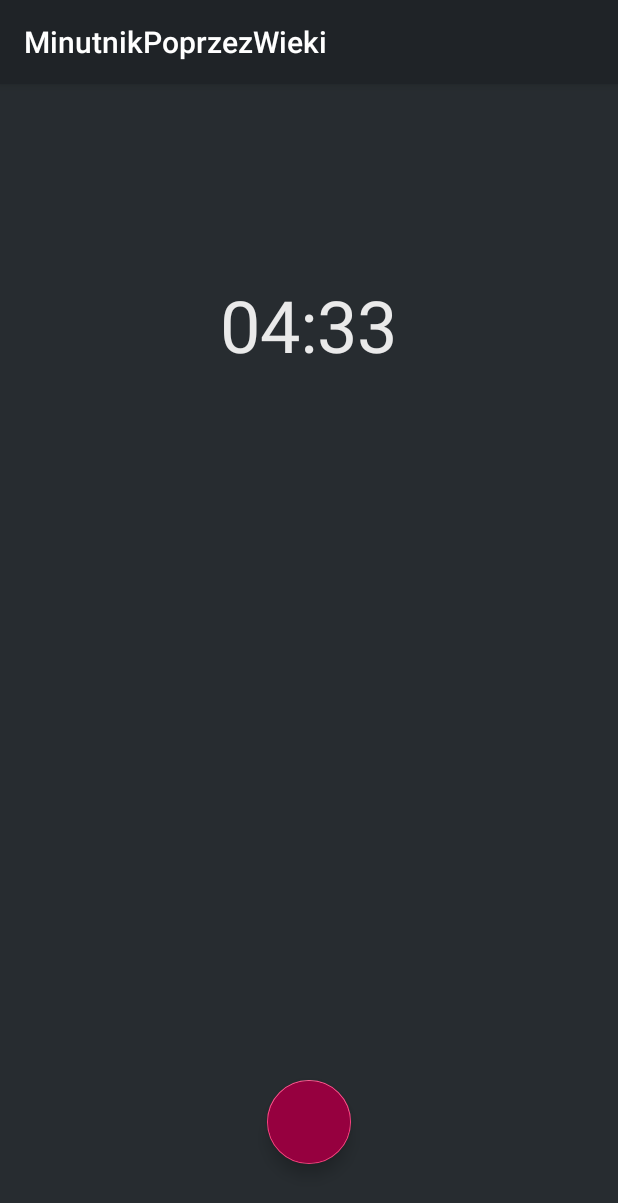
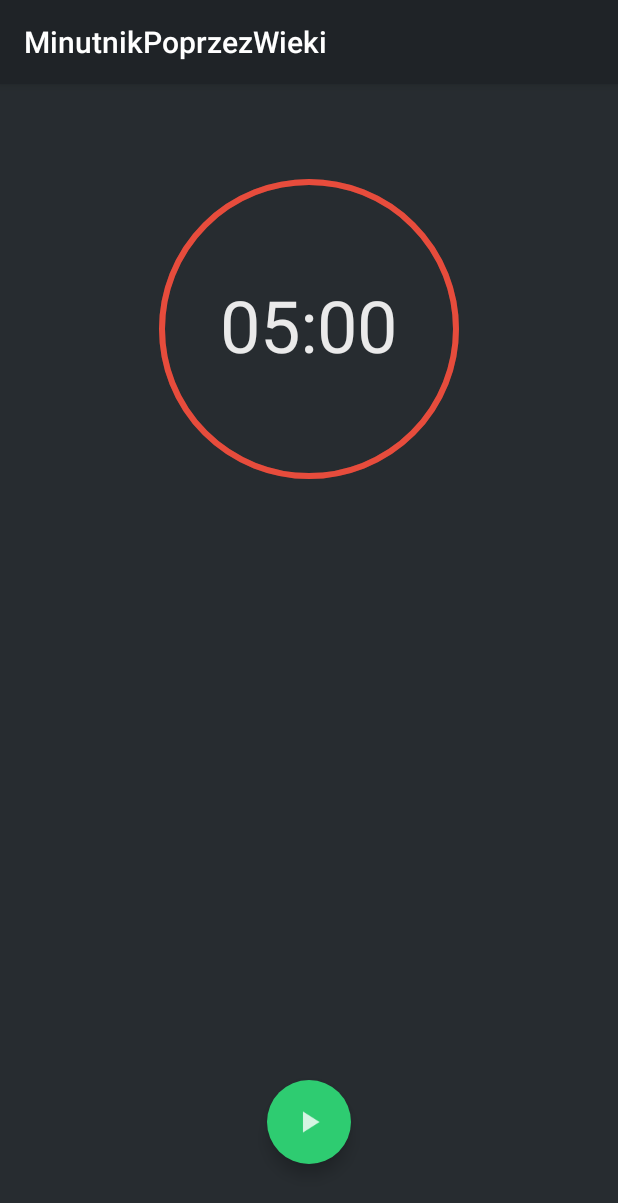
Before and after one commit to grudus/MinutnikPoprzezWieki, an Android app: the screen it shows after launch (TimerActivity), on a phone screen of 412 x 824 dp. Shown: the top 1203 px of the screen. Run offline under Robolectric (Android 15) with nearby library versions, the phone set to English and light mode, and no system bars.

Commit message:
Create circular view

```diff
--- /dev/null
+++ b/app/src/main/java/com/grudus/minutnikpoprzezwieki/CircularProgressBar.kt
@@ -0,0 +1,87 @@
+package com.grudus.minutnikpoprzezwieki
+
+import android.content.Context
+import android.graphics.Canvas
+import android.graphics.Color
+import android.graphics.Paint
+import android.graphics.RectF
+import android.util.AttributeSet
+import android.view.View
+
+// Copied from https://github.com/MRezaNasirloo/CircularProgressBar
+
+class CircularProgressBar(context: Context, attributeSet: AttributeSet): View(context, attributeSet) {
+    private var strokeWidth = 4F
+    private var progress = 0F
+    set(value) {
+        field = value
+        invalidate()
+    }
+    private var min = 0
+    private var max = 100
+    /**
+     * Start the progress at 12 o'clock
+     */
+    private var startAngle = -90F
+    private var color = Color.DKGRAY
+    private val rectF: RectF = RectF()
+    private val backgroundPaint: Paint
+    private val foregroundPaint: Paint
+
+
+    init {
+        val attr = context.theme.obtainStyledAttributes(
+                attributeSet,
+                R.styleable.CircleProgressBar,
+                0, 0)
+
+        try {
+            strokeWidth = attr.getDimension(R.styleable.CircleProgressBar_progressBarThickness, strokeWidth)
+            progress = attr.getFloat(R.styleable.CircleProgressBar_progress, progress)
+            color = attr.getInt(R.styleable.CircleProgressBar_progressbarColor, color)
+            min = attr.getInt(R.styleable.CircleProgressBar_min, min)
+            max = attr.getInt(R.styleable.CircleProgressBar_max, max)
+        } finally {
+            attr.recycle()
+        }
+
+        backgroundPaint = Paint(Paint.ANTI_ALIAS_FLAG)
+        backgroundPaint.color = adjustAlpha(color, 0.3f)
+        backgroundPaint.style = Paint.Style.STROKE
+        backgroundPaint.strokeWidth = strokeWidth
+
+        foregroundPaint = Paint(Paint.ANTI_ALIAS_FLAG)
+        foregroundPaint.color = color
+        foregroundPaint.style = Paint.Style.STROKE
+        foregroundPaint.strokeWidth = strokeWidth
+    }
+
+
+
+    override fun onDraw(canvas: Canvas) {
+        super.onDraw(canvas)
+
+        canvas.drawOval(rectF, backgroundPaint)
+        val angle = 360 * progress / max
+        canvas.drawArc(rectF, startAngle, angle, false, foregroundPaint)
+
+    }
+
+
+    private fun adjustAlpha(color: Int, factor: Float): Int {
+        val alpha = Math.round(Color.alpha(color) * factor)
+        val red = Color.red(color)
+        val green = Color.green(color)
+        val blue = Color.blue(color)
+        return Color.argb(alpha, red, green, blue)
+    }
+
+    override fun onMeasure(widthMeasureSpec: Int, heightMeasureSpec: Int) {
+
+        val height = View.getDefaultSize(suggestedMinimumHeight, heightMeasureSpec)
+        val width = View.getDefaultSize(suggestedMinimumWidth, widthMeasureSpec)
+        val min = Math.min(width, height)
+        setMeasuredDimension(min, min)
+        rectF.set(0 + strokeWidth / 2, 0 + strokeWidth / 2, min - strokeWidth / 2, min - strokeWidth / 2)
+    }
+}
--- a/app/src/main/res/layout/activity_timer.xml
+++ b/app/src/main/res/layout/activity_timer.xml
@@ -8,6 +8,17 @@
     android:orientation="vertical"
     tools:context="com.grudus.minutnikpoprzezwieki.TimerActivity">
 
+    <com.grudus.minutnikpoprzezwieki.CircularProgressBar
+        android:id="@+id/timer_progress_bar"
+        android:layout_width="200dp"
+        android:layout_height="200dp"
+        android:layout_alignParentTop="true"
+        android:layout_centerHorizontal="true"
+        android:layout_marginTop="63dp"
+        app:progress="100"
+        app:progressbarColor="@color/redColor"
+        app:progressBarThickness="4dp" />
+
     <TextView
         android:layout_width="wrap_content"
         android:layout_height="wrap_content"
@@ -15,7 +26,7 @@
         android:textSize="48sp"
         android:layout_centerHorizontal="true"
         android:layout_marginTop="128dp"
-        android:text="04:33"
+        android:text="05:00"
         android:id="@+id/timerTime"
         app:layout_constraintBottom_toBottomOf="parent"
         app:layout_constraintLeft_toLeftOf="parent"
@@ -27,8 +38,11 @@
         android:layout_width="wrap_content"
         android:layout_alignParentBottom="true"
         android:layout_centerHorizontal="true"
-        android:backgroundTint="#96003F"
+        app:borderWidth="0dp"
         android:id="@+id/timerFloatingButton"
+        android:backgroundTint="@color/greenColor"
+        app:fabSize="normal"
+        android:src="@drawable/start_timer"
         android:layout_marginBottom="48dp"
         android:layout_height="wrap_content" />
 
--- /dev/null
+++ b/app/src/main/res/values/attrs.xml
@@ -0,0 +1,10 @@
+<?xml version="1.0" encoding="utf-8"?>
+<resources>
+    <declare-styleable name="CircleProgressBar">
+        <attr name="min" format="integer" />
+        <attr name="max" format="integer" />
+        <attr name="progress" format="integer" />
+        <attr name="progressbarColor" format="color" />
+        <attr name="progressBarThickness" format="dimension" />
+    </declare-styleable>
+</resources>
--- a/app/src/main/res/values/colors.xml
+++ b/app/src/main/res/values/colors.xml
@@ -7,4 +7,6 @@
     <color name="colorPrimaryDark">#181b1d</color>
     <color name="textColor">#eaeaea</color>
     <color name="colorAccent">#FF4081</color>
+    <color name="redColor">#E74C3C</color>
+    <color name="greenColor">#2ECC71</color>
 </resources>
```
Also changed, not shown: app/src/main/res/drawable-hdpi/start_timer.png (added), app/src/main/res/drawable-mdpi/start_timer.png (added), app/src/main/res/drawable-xhdpi/start_timer.png (added), app/src/main/res/drawable-xxhdpi/start_timer.png (added).
